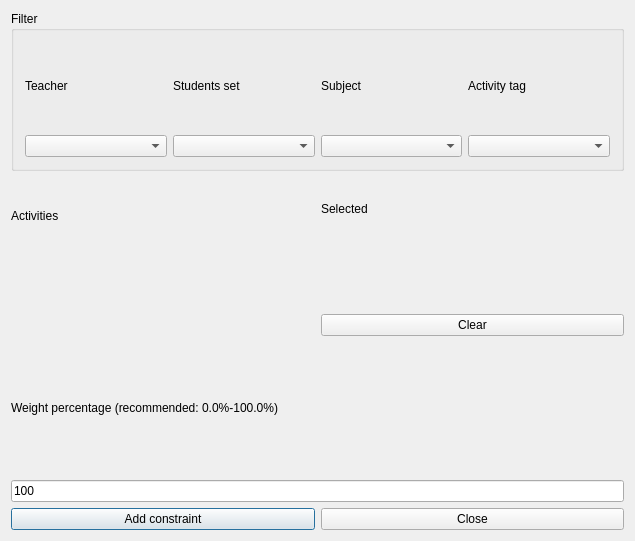
Qt form src/interface/addconstraintactivitiessamestartingdayform_template.ui (janLo/FET) before a commit.
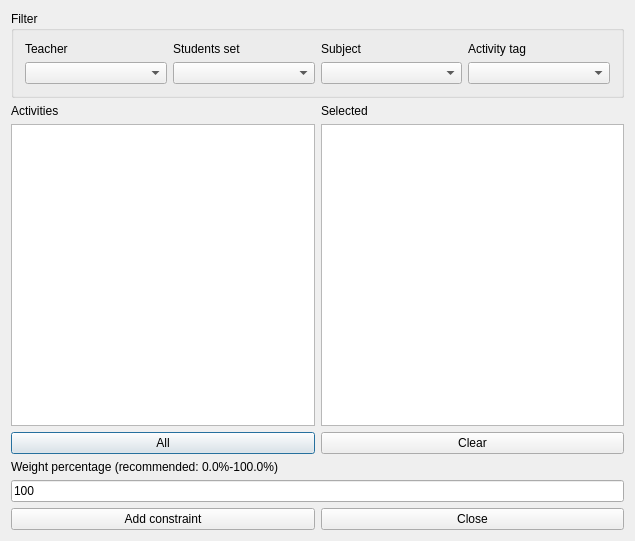
The same form after that commit. Custom widgets are drawn as their Qt base class.

```diff
--- a/src/interface/addconstraintactivitiessamestartingdayform_template.ui
+++ b/src/interface/addconstraintactivitiessamestartingdayform_template.ui
@@ -13,145 +13,23 @@
   <property name="windowTitle">
    <string extracomment="This is the title of the dialog to add a new constraint of this type">Add activities same starting day</string>
   </property>
-  <layout class="QGridLayout">
-   <item row="4" column="0" colspan="2">
-    <layout class="QHBoxLayout">
-     <item>
-      <widget class="QPushButton" name="addConstraintPushButton">
-       <property name="text">
-        <string>Add constraint</string>
-       </property>
-      </widget>
-     </item>
-     <item>
-      <widget class="QPushButton" name="closePushButton">
-       <property name="text">
-        <string>Close</string>
-       </property>
-      </widget>
-     </item>
-    </layout>
-   </item>
-   <item row="1" column="0">
-    <layout class="QVBoxLayout">
-     <item>
-      <widget class="QLabel" name="activitiesTextLabel">
-       <property name="frameShape">
-        <enum>QFrame::NoFrame</enum>
-       </property>
-       <property name="frameShadow">
-        <enum>QFrame::Plain</enum>
-       </property>
-       <property name="text">
-        <string>Activities</string>
-       </property>
-       <property name="wordWrap">
-        <bool>false</bool>
-       </property>
-      </widget>
-     </item>
-     <item>
-      <widget class="Q3ListBox" name="activitiesListBox">
-       <item>
-        <property name="text">
-         <string>New Item</string>
-        </property>
-       </item>
-      </widget>
-     </item>
-    </layout>
-   </item>
-   <item row="1" column="1">
-    <layout class="QVBoxLayout">
-     <item>
-      <widget class="QLabel" name="simultaneousActivitiesTextLabel">
-       <property name="frameShape">
-        <enum>QFrame::NoFrame</enum>
-       </property>
-       <property name="frameShadow">
-        <enum>QFrame::Plain</enum>
-       </property>
-       <property name="text">
-        <string comment="It refers to a list of selected activities">Selected</string>
-       </property>
-       <property name="wordWrap">
-        <bool>false</bool>
-       </property>
-      </widget>
-     </item>
-     <item>
-      <widget class="Q3ListBox" name="simultaneousActivitiesListBox">
-       <item>
-        <property name="text">
-         <string>New Item</string>
-        </property>
-       </item>
-      </widget>
-     </item>
-     <item>
-      <layout class="QGridLayout">
-       <item row="2" column="0">
-        <widget class="QPushButton" name="clearPushButton">
-         <property name="text">
-          <string>Clear</string>
-         </property>
-        </widget>
-       </item>
-      </layout>
-     </item>
-    </layout>
-   </item>
-   <item row="3" column="0" colspan="2">
-    <layout class="QVBoxLayout">
-     <item>
-      <widget class="QLabel" name="weightTextLabel">
-       <property name="frameShape">
-        <enum>QFrame::NoFrame</enum>
-       </property>
-       <property name="frameShadow">
-        <enum>QFrame::Plain</enum>
-       </property>
-       <property name="text">
-        <string>Weight percentage (recommended: 0.0%-100.0%)</string>
-       </property>
-       <property name="wordWrap">
-        <bool>false</bool>
-       </property>
-      </widget>
-     </item>
-     <item>
-      <widget class="QLineEdit" name="weightLineEdit">
-       <property name="text">
-        <string>100</string>
-       </property>
-      </widget>
-     </item>
-    </layout>
-   </item>
-   <item row="0" column="0" colspan="2">
-    <widget class="Q3GroupBox" name="groupBox2">
+  <layout class="QGridLayout" name="gridLayout_2">
+   <item row="0" column="0">
+    <widget class="QGroupBox" name="filterGroupBox">
      <property name="title">
       <string>Filter</string>
      </property>
-     <layout class="QGridLayout">
+     <layout class="QGridLayout" name="gridLayout">
       <item row="0" column="0">
-       <layout class="QGridLayout">
-        <item row="0" column="3">
-         <widget class="QLabel" name="activityTagsTextLabel">
+       <widget class="QLabel" name="teachersTextLabel">
           <property name="text">
-           <string>Activity tag</string>
+         <string>Teacher</string>
           </property>
           <property name="wordWrap">
            <bool>false</bool>
           </property>
          </widget>
         </item>
-        <item row="1" column="1">
-         <widget class="QComboBox" name="studentsComboBox"/>
-        </item>
-        <item row="1" column="3">
-         <widget class="QComboBox" name="activityTagsComboBox"/>
-        </item>
         <item row="0" column="1">
          <widget class="QLabel" name="studentsTextLabel">
           <property name="text">
@@ -162,9 +40,6 @@
           </property>
          </widget>
         </item>
-        <item row="1" column="2">
-         <widget class="QComboBox" name="subjectsComboBox"/>
-        </item>
         <item row="0" column="2">
          <widget class="QLabel" name="subjectsTextLabel">
           <property name="text">
@@ -175,58 +50,143 @@
           </property>
          </widget>
         </item>
+      <item row="0" column="3">
+       <widget class="QLabel" name="activityTagsTextLabel">
+        <property name="text">
+         <string>Activity tag</string>
+        </property>
+        <property name="wordWrap">
+         <bool>false</bool>
+        </property>
+       </widget>
+      </item>
         <item row="1" column="0">
          <widget class="QComboBox" name="teachersComboBox"/>
         </item>
-        <item row="0" column="0">
-         <widget class="QLabel" name="teachersTextLabel">
+      <item row="1" column="1">
+       <widget class="QComboBox" name="studentsComboBox"/>
+      </item>
+      <item row="1" column="2">
+       <widget class="QComboBox" name="subjectsComboBox"/>
+      </item>
+      <item row="1" column="3">
+       <widget class="QComboBox" name="activityTagsComboBox"/>
+      </item>
+     </layout>
+    </widget>
+   </item>
+   <item row="1" column="0">
+    <layout class="QHBoxLayout" name="horizontalLayout">
+     <item>
+      <layout class="QVBoxLayout" name="verticalLayout_2">
+       <item>
+        <widget class="QLabel" name="activitiesTextLabel">
+         <property name="frameShape">
+          <enum>QFrame::NoFrame</enum>
+         </property>
+         <property name="frameShadow">
+          <enum>QFrame::Plain</enum>
+         </property>
           <property name="text">
-           <string>Teacher</string>
+          <string>Activities</string>
           </property>
           <property name="wordWrap">
            <bool>false</bool>
           </property>
          </widget>
         </item>
-       </layout>
-      </item>
-     </layout>
-    </widget>
+       <item>
+        <widget class="QListWidget" name="activitiesListWidget"/>
+       </item>
+       <item>
+        <widget class="QPushButton" name="addAllActivitiesPushButton">
+         <property name="text">
+          <string comment="Text on a button. It refers to adding all activities from the list above this button into the current constraint">All</string>
+         </property>
+        </widget>
+       </item>
+      </layout>
+     </item>
+     <item>
+      <layout class="QVBoxLayout" name="verticalLayout">
+       <item>
+        <widget class="QLabel" name="simultaneousActivitiesTextLabel">
+         <property name="frameShape">
+          <enum>QFrame::NoFrame</enum>
+         </property>
+         <property name="frameShadow">
+          <enum>QFrame::Plain</enum>
+         </property>
+         <property name="text">
+          <string comment="It refers to a list of selected activities">Selected</string>
+         </property>
+         <property name="wordWrap">
+          <bool>false</bool>
+         </property>
+        </widget>
+       </item>
+       <item>
+        <widget class="QListWidget" name="simultaneousActivitiesListWidget"/>
+       </item>
+       <item>
+        <widget class="QPushButton" name="clearPushButton">
+         <property name="text">
+          <string>Clear</string>
+         </property>
+        </widget>
+       </item>
+      </layout>
+     </item>
+    </layout>
+   </item>
+   <item row="2" column="0">
+    <layout class="QVBoxLayout">
+     <item>
+      <widget class="QLabel" name="weightTextLabel">
+       <property name="frameShape">
+        <enum>QFrame::NoFrame</enum>
+       </property>
+       <property name="frameShadow">
+        <enum>QFrame::Plain</enum>
+       </property>
+       <property name="text">
+        <string>Weight percentage (recommended: 0.0%-100.0%)</string>
+       </property>
+       <property name="wordWrap">
+        <bool>false</bool>
+       </property>
+      </widget>
+     </item>
+     <item>
+      <widget class="QLineEdit" name="weightLineEdit">
+       <property name="text">
+        <string notr="true">100</string>
+       </property>
+      </widget>
+     </item>
+    </layout>
+   </item>
+   <item row="3" column="0">
+    <layout class="QHBoxLayout">
+     <item>
+      <widget class="QPushButton" name="addConstraintPushButton">
+       <property name="text">
+        <string>Add constraint</string>
+       </property>
+      </widget>
+     </item>
+     <item>
+      <widget class="QPushButton" name="closePushButton">
+       <property name="text">
+        <string>Close</string>
+       </property>
+      </widget>
+     </item>
+    </layout>
    </item>
   </layout>
  </widget>
  <layoutdefault spacing="6" margin="11"/>
- <customwidgets>
-  <customwidget>
-   <class>Q3GroupBox</class>
-   <extends>QGroupBox</extends>
-   <header>Qt3Support/Q3GroupBox</header>
-   <container>1</container>
-  </customwidget>
-  <customwidget>
-   <class>Q3Frame</class>
-   <extends>QFrame</extends>
-   <header>Qt3Support/Q3Frame</header>
-   <container>1</container>
-  </customwidget>
-  <customwidget>
-   <class>Q3ListBox</class>
-   <extends>Q3Frame</extends>
-   <header>q3listbox.h</header>
-  </customwidget>
- </customwidgets>
- <tabstops>
-  <tabstop>teachersComboBox</tabstop>
-  <tabstop>studentsComboBox</tabstop>
-  <tabstop>subjectsComboBox</tabstop>
-  <tabstop>activityTagsComboBox</tabstop>
-  <tabstop>activitiesListBox</tabstop>
-  <tabstop>simultaneousActivitiesListBox</tabstop>
-  <tabstop>weightLineEdit</tabstop>
-  <tabstop>addConstraintPushButton</tabstop>
-  <tabstop>closePushButton</tabstop>
-  <tabstop>clearPushButton</tabstop>
- </tabstops>
  <resources/>
  <connections/>
 </ui>
```
Lines whose indentation alone changed are shown as unchanged.
